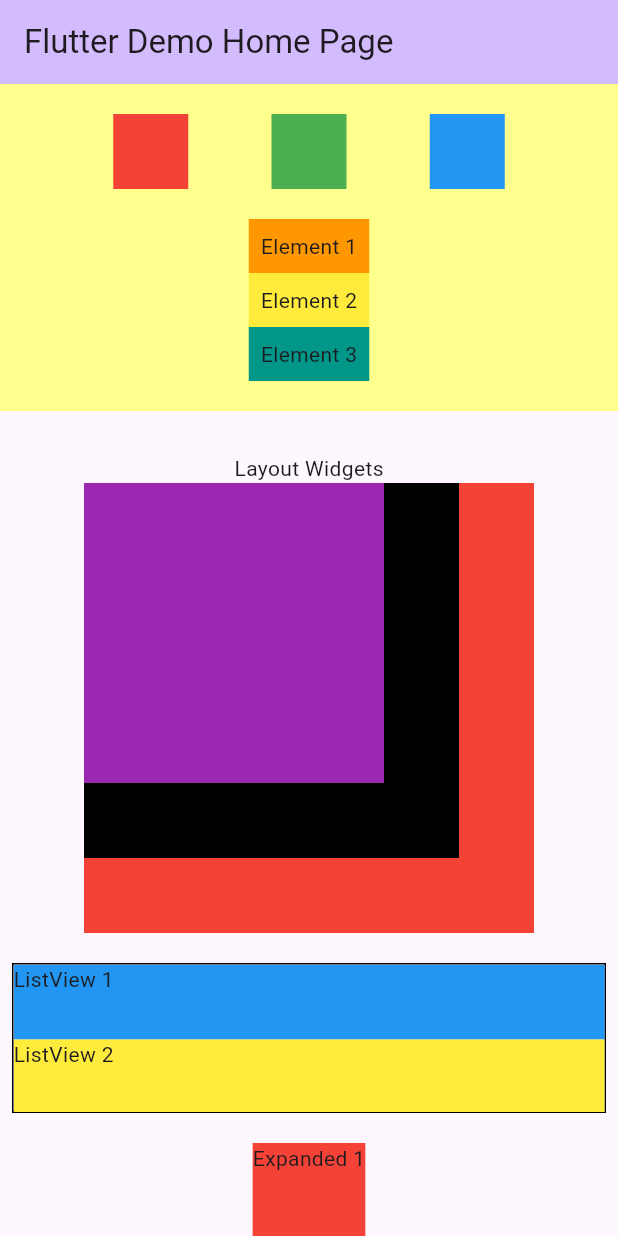
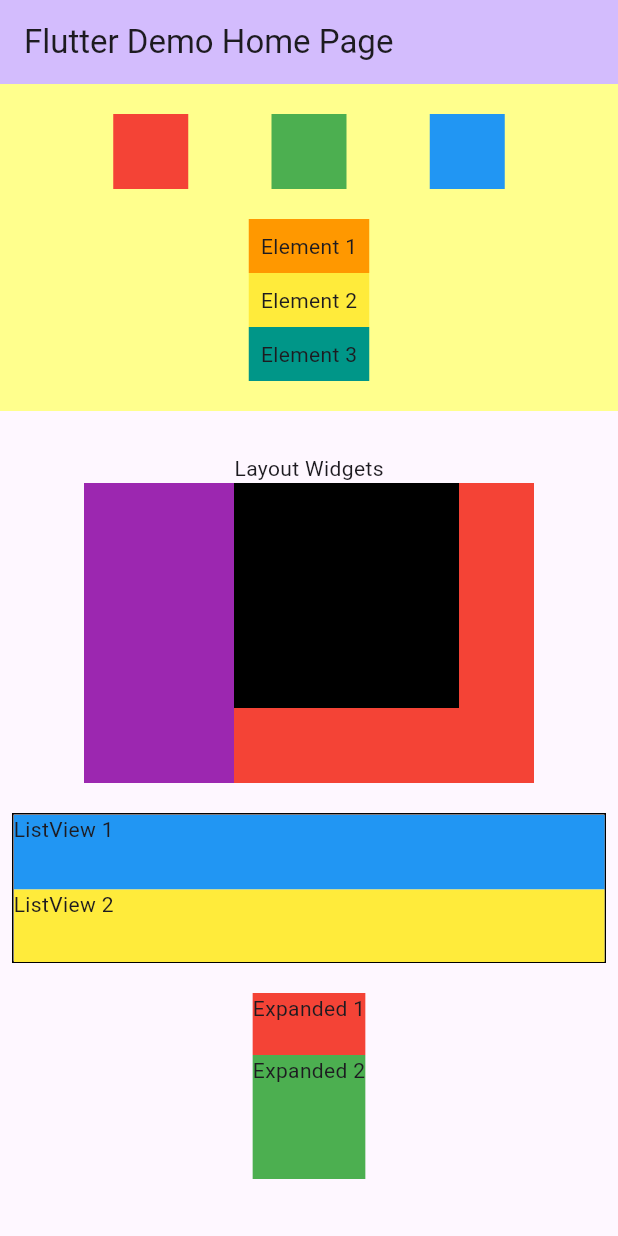
Before and after one commit to joshua-lehmann/Flutter-Layout-Widgets, a Flutter app: the screen it shows after launch, on a phone screen of 412 x 824 dp. Run offline on Flutter 3.47's test engine with Material 2 defaults, Android fonts, the phone set to English and light mode, and no system bars.

Commit message:
Fix taking to much space

```diff
--- a/lib/layouwidgets.dart
+++ b/lib/layouwidgets.dart
@@ -6,7 +6,7 @@ class LayoutWidgets extends StatelessWidget {
   @override
   Widget build(BuildContext context) {
     return SizedBox(
-      height: 700,
+      height: 500,
       width: 800,
       child: Row(
         children: [
@@ -20,17 +20,17 @@ class LayoutWidgets extends StatelessWidget {
                     children: <Widget>[
                       Container(
                         width: 300,
-                        height: 300,
+                        height: 200,
                         color: Colors.red,
                       ),
                       Container(
                         width: 250,
-                        height: 250,
+                        height: 150,
                         color: Colors.black,
                       ),
                       Container(
                         height: 200,
-                        width: 200,
+                        width: 100,
                         color: Colors.purple,
                       ),
                     ],
```
